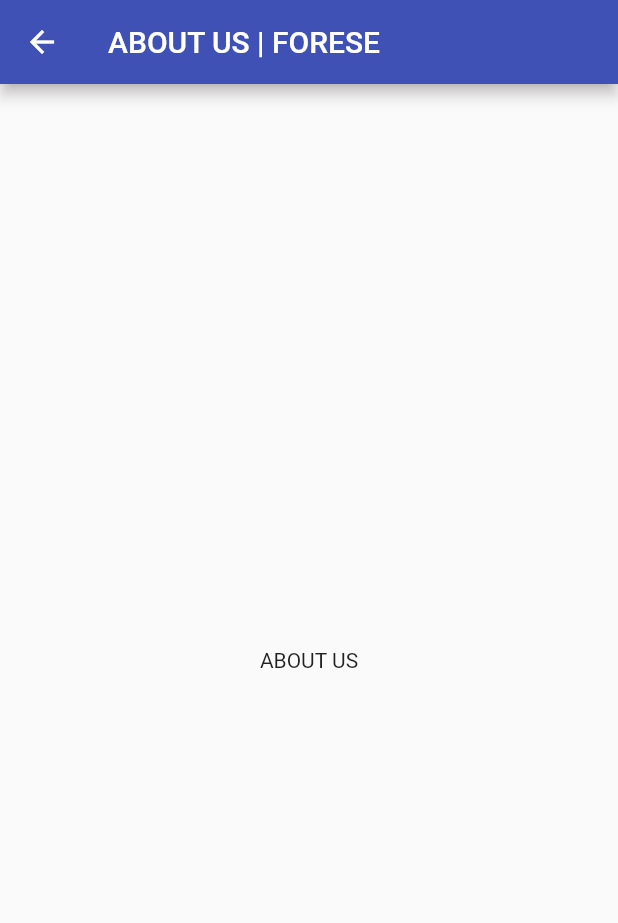
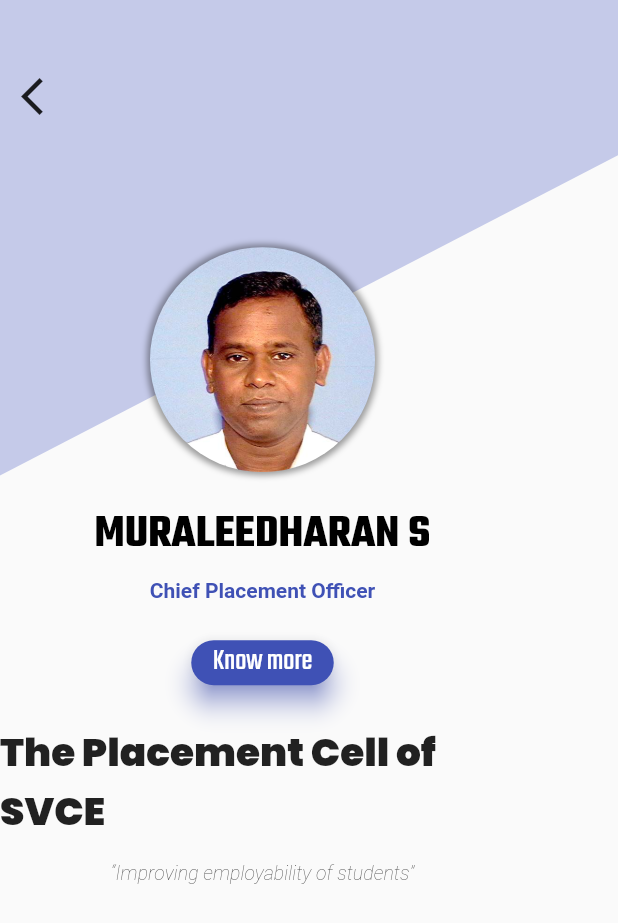
Before and after one commit to Vignesh0404/Quiz-Software-App, a Flutter app: the about screen opened by its route, on a phone screen of 412 x 824 dp. Shown: the top 923 px of the screen. Run offline on Flutter 3.47's test engine with Material 2 defaults, Android fonts, the phone set to English and light mode, and no system bars; Roboto replaces fonts that are missing (Poppins, sans-serif); project files that could hold a hidden picture were left out.

Commit message:
about page added

```diff
--- a/lib/about.dart
+++ b/lib/about.dart
@@ -1,4 +1,6 @@
 import 'package:flutter/material.dart';
+import 'package:testsoft/home.dart';
+import 'package:url_launcher/url_launcher.dart';
 
 class about extends StatelessWidget {
   static const routename = '/about';
@@ -10,14 +12,136 @@
   @override
   Widget build(BuildContext context) {
     return new Scaffold(
-      appBar: new AppBar(
-        title: new Text('ABOUT US | FORESE '),
-      ),
-      body: new Center (
-        child: new Text("ABOUT US"),
+      body: new Stack(
+        children: <Widget>[
+          ClipPath(
+            child : Container(
+              color: Colors.indigo[100].withOpacity(1.0)),
+              clipper: getClipper(),
+          ),
+          Positioned( // used to postion the widget
+           top: 40,
+           left: 5,
+            child: Center(
+           child: IconButton(
+            onPressed: () {
+              Navigator.of(context).pushReplacement(MaterialPageRoute(
+              builder: (context) => homepage(),
+              ));
+            },
+            icon: Icon(Icons.arrow_back_ios),
+             iconSize: 30.0,
+            )
+             ),
+
+          ),
+          Positioned(
+            width: 350.0,
+            height: 450.0,
+            top: MediaQuery.of(context).size.height / 5,
+            child: Column(
+              children: <Widget>[
+                Container(
+                  width: 150,
+                  height: 150,
+                  decoration: BoxDecoration(
+                    image: DecorationImage(
+                      image: new ExactAssetImage('images/cpo.jpg'),
+                      fit: BoxFit.cover,
+                    ),
+                    borderRadius: BorderRadius.all(Radius.circular(75.0)
+                    ),
+                    boxShadow: [
+                      BoxShadow(blurRadius: 3.0, color: Colors.black38, spreadRadius: 2.0)
+                    ]
+                  ),
+                ),
+                SizedBox(height: 20.0),
+                Text(
+                  "MURALEEDHARAN S",
+                  style: TextStyle(
+                    fontFamily: "teko",
+                    fontWeight: FontWeight.bold,
+                    fontSize: 30.0,
+                    color: Colors.black
+                  ),
+                ),
+                SizedBox(height: 8.0),
+                Text(
+                  "Chief Placement Officer",
+                style: TextStyle(
+                  color: Colors.indigo,
+                  fontWeight: FontWeight.bold,
+                  fontSize: 14.0,
+                ),
+                ),
+                SizedBox(height: 25.0),
+                Container(
+                  height: 30.0,
+                  width: 95.0,
+                  child: Material(
+                    borderRadius: BorderRadius.circular(20.0),
+                    color: Colors.indigo,
+                    shadowColor: Colors.indigoAccent,
+                    elevation: 7.0,
+                    child: GestureDetector(
+                      onTap: () => launch('https://forese.in/'),
+                      child: Center(
+                        child: Text(
+                          "Know more",
+                          style : TextStyle(
+                            fontFamily: "teko",
+                            color: Colors.white,
+                            fontSize: 20
+                          )
+                        ),
+                      ),
+                    ),
+                  ),
+                ),
+                SizedBox(height: 25.0),
+                Text(
+                  "The Placement Cell of SVCE",
+                  style: TextStyle(
+                    fontFamily: "Poppins",
+                    fontWeight: FontWeight.w900,
+                    fontSize: 26.0,
+                  ),
+                ),
+                Center(
+                  child: Text(
+                    "\n“Improving employability of students”",
+                    style: TextStyle(
+                      fontFamily: "Poppins, sans-serif",
+                      fontStyle: FontStyle.italic,
+                      fontWeight: FontWeight.w100,
+                      fontSize: 13.0,
+                    ),
+                  ),
+                ),
+
+              ],
+            ),
+          )
+        ],
 
       ),
 
     );
   }
 }
+
+class getClipper extends CustomClipper<Path> {
+  @override
+  Path getClip(Size size) {
+    var path = new Path();
+    path.lineTo(0.0, size.height / 2.6); //to clipp the height at a point
+    path.lineTo(size.width +200, 0.0); // end width
+    path.close();
+    return path;
+  }
+  @override
+  bool shouldReclip(CustomClipper<Path> oldClipper) {
+    return true;
+  }
+}
--- a/lib/home.dart
+++ b/lib/home.dart
@@ -122,8 +122,25 @@
         child: new ListView(
           children: <Widget>[
             new UserAccountsDrawerHeader(
-              accountName: new Text("SVCE QUIZ MASTER"),
-              accountEmail: new Text("Powered by FORESE©"),
+              decoration: BoxDecoration(
+              color: Colors.indigo[300],
+              image: DecorationImage(
+                      image: new ExactAssetImage('images/cpo.jpg'),
+                      fit: BoxFit.cover,
+                    ),
+              ),
+              accountName: new Container(
+                child: Text(
+                  "SVCE QUIZ MASTER",
+                style: TextStyle(
+                   color: Colors.white
+                ),
+              )),
+              accountEmail: new Text("Powered by FORESE©",
+              style: TextStyle(
+
+              ),
+              ),
               currentAccountPicture: new CircleAvatar(
                 backgroundColor: Colors.white38,
               ),
```
Also changed, not shown: pubspec.yaml (+14 -0 lines), fonts/Acme-Regular.ttf (added), fonts/Poppins-Black.ttf (added), fonts/Poppins-BlackItalic.ttf (added), fonts/Poppins-Bold.ttf (added), fonts/Poppins-ExtraBold.ttf (added), fonts/Poppins-Regular.ttf (added), images/cpo.jpg (added).
